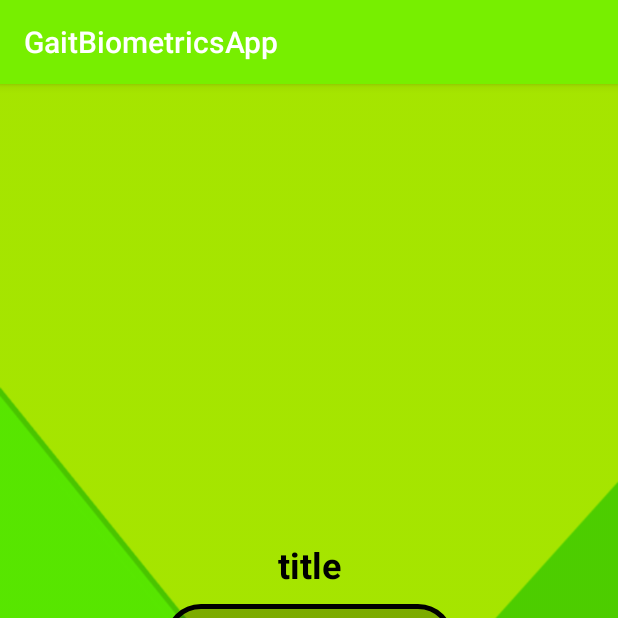
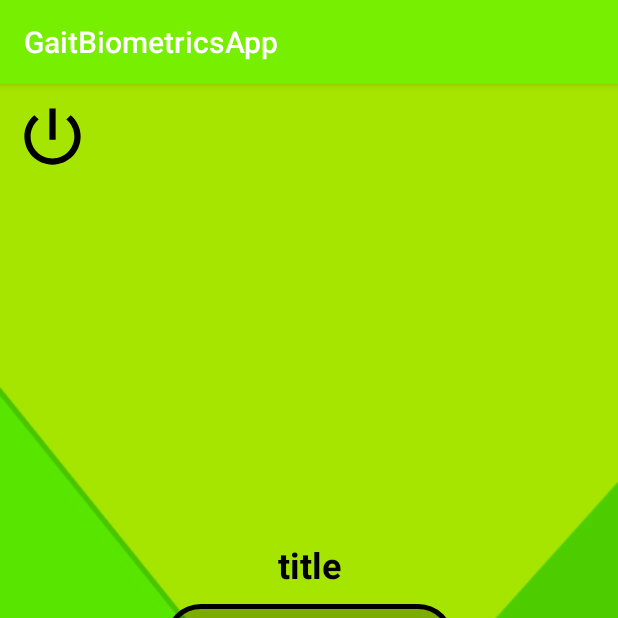
Before and after one commit to MilleJanos/GaitBiometrics_v2, an Android app: the screen it shows after launch (MainActivity), on a phone screen of 412 x 824 dp, the top half of it. Run offline under Robolectric (Android 15) with nearby library versions, the light colour scheme and no system bars; Roboto replaces fonts that are not available here.

Commit message:
Main Activity: ... bindView() setClickListeners() prepare methods for ClickListeners

```diff
--- a/app/src/main/java/ms/sapientia/gaitbiometricsapp/controller/activityes/MainActivity.java
+++ b/app/src/main/java/ms/sapientia/gaitbiometricsapp/controller/activityes/MainActivity.java
@@ -1,15 +1,79 @@
 package ms.sapientia.gaitbiometricsapp.controller.activityes;
 
+import android.content.Intent;
 import android.support.v7.app.AppCompatActivity;
 import android.os.Bundle;
+import android.util.Log;
+import android.view.View;
+import android.widget.Button;
+import android.widget.TextView;
+import android.widget.Toolbar;
 
 import ms.sapientia.gaitbiometricsapp.R;
+import ms.sapientia.gaitbiometricsapp.controller.fragments.FirebaseAuthenticationFragment;
 
 public class MainActivity extends AppCompatActivity {
+
+    private final String TAG = "MainActivity";
+    private Button mExitButton;
+    private TextView mTitleTextView;
+    private Button mFirebaseAuthButton;
+    private Button mGaitAuthButton;
+    private final String SUCCESS_MARK = "succmarc";
 
     @Override
     protected void onCreate(Bundle savedInstanceState) {
         super.onCreate(savedInstanceState);
         setContentView(R.layout.activity_main);
+
+        bindView();
+        setClickListeners();
+
     }
+
+    private void bindView() {
+        mExitButton = findViewById(R.id.button_exit);
+        mTitleTextView = findViewById(R.id.text_title);
+        mFirebaseAuthButton = findViewById(R.id.button_firebase_auth);
+        mGaitAuthButton = findViewById(R.id.button_gait_auth);
+    }
+
+    private void setClickListeners() {
+        mExitButton.setOnClickListener(exitButtonOnClickListener);
+        mFirebaseAuthButton.setOnClickListener(firebaseButtonOnClickListener);
+        mGaitAuthButton.setOnClickListener(gaitButtonOnClickListener);
+    }
+
+    //region View.OnClickListener exitButtonOnClickListener ...
+    private View.OnClickListener exitButtonOnClickListener = new View.OnClickListener() {
+        @Override
+        public void onClick(View v) {
+            Log.i(TAG,"Exit button pressed.");
+            finish();
+        }
+    };
+    //endregion
+
+    //region View.OnClickListener firebaseButtonOnClickListener ...
+    private View.OnClickListener firebaseButtonOnClickListener = new View.OnClickListener() {
+        @Override
+        public void onClick(View v) {
+            Log.i(TAG,"Firebase Auth button pressed.");
+
+            // TODO: START FRAGMENT WITH RESULT (result: TAGged in state)
+        }
+    };
+    //endregion
+
+    //region View.OnClickListener gaitButtonOnClickListener ...
+    private View.OnClickListener gaitButtonOnClickListener = new View.OnClickListener() {
+        @Override
+        public void onClick(View v) {
+            Log.i(TAG,"Gait auth button pressed.");
+
+            // TODO: START FRAGMENT WITH RESULT (result: TAGged in state)
+        }
+    };
+    //endregion ...
+
 }
--- /dev/null
+++ b/app/src/main/java/ms/sapientia/gaitbiometricsapp/controller/utils/FirebaseUtils.java
@@ -0,0 +1,4 @@
+package ms.sapientia.gaitbiometricsapp.controller.utils;
+
+public class FirebaseUtils {
+}
--- /dev/null
+++ b/app/src/main/java/ms/sapientia/gaitbiometricsapp/controller/utils/Utils.java
@@ -0,0 +1,4 @@
+package ms.sapientia.gaitbiometricsapp.controller.utils;
+
+public class Utils {
+}
--- /dev/null
+++ b/app/src/main/res/drawable/ic_power_settings_new_black_24dp.xml
@@ -0,0 +1,9 @@
+<vector xmlns:android="http://schemas.android.com/apk/res/android"
+        android:width="24dp"
+        android:height="24dp"
+        android:viewportWidth="24.0"
+        android:viewportHeight="24.0">
+    <path
+        android:fillColor="#FF000000"
+        android:pathData="M13,3h-2v10h2L13,3zM17.83,5.17l-1.42,1.42C17.99,7.86 19,9.81 19,12c0,3.87 -3.13,7 -7,7s-7,-3.13 -7,-7c0,-2.19 1.01,-4.14 2.58,-5.42L6.17,5.17C4.23,6.82 3,9.26 3,12c0,4.97 4.03,9 9,9s9,-4.03 9,-9c0,-2.74 -1.23,-5.18 -3.17,-6.83z"/>
+</vector>
--- a/app/src/main/res/layout/activity_main.xml
+++ b/app/src/main/res/layout/activity_main.xml
@@ -6,6 +6,16 @@
     android:layout_height="match_parent"
     android:background="@drawable/green_background_50"
     tools:context=".controller.activityes.MainActivity">
+
+    <Button
+        android:id="@+id/button_exit"
+        android:layout_width="50dp"
+        android:layout_height="50dp"
+        android:layout_marginStart="10dp"
+        android:layout_marginTop="10dp"
+        android:background="@drawable/ic_power_settings_new_black_24dp"
+        app:layout_constraintStart_toStartOf="parent"
+        app:layout_constraintTop_toTopOf="parent" />
 
     <LinearLayout
         android:layout_width="wrap_content"
```
Also changed, not shown: app/src/main/res/drawable/ic_arrow_back_black_24dp.xml (added, +9 -0 lines).
